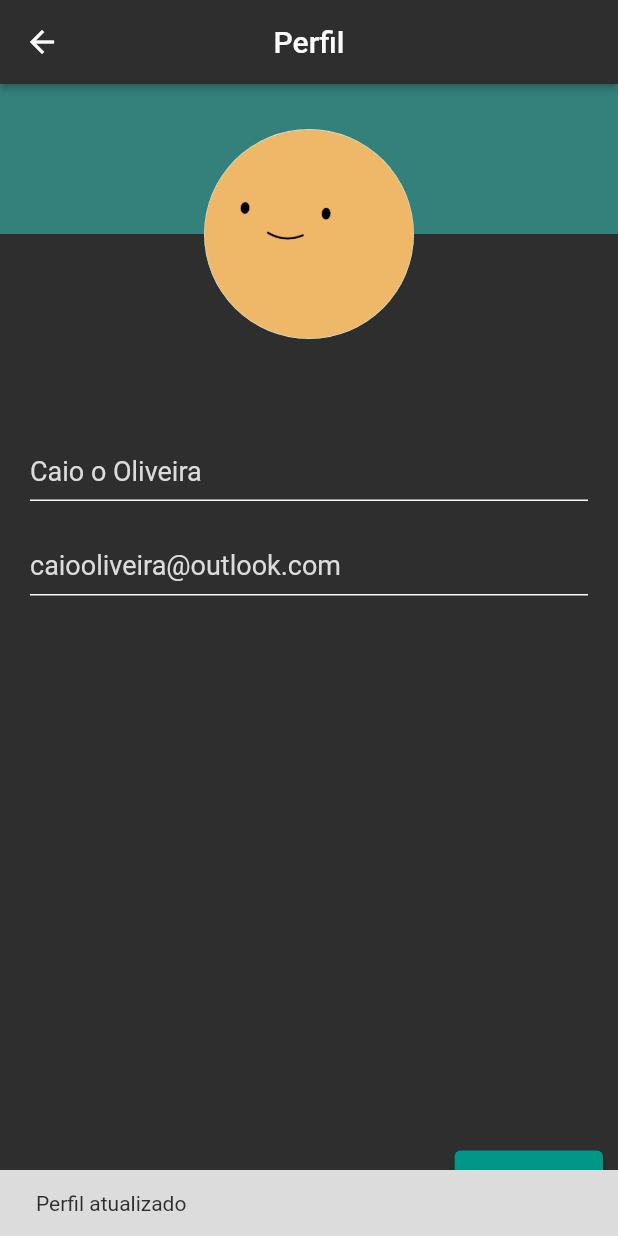
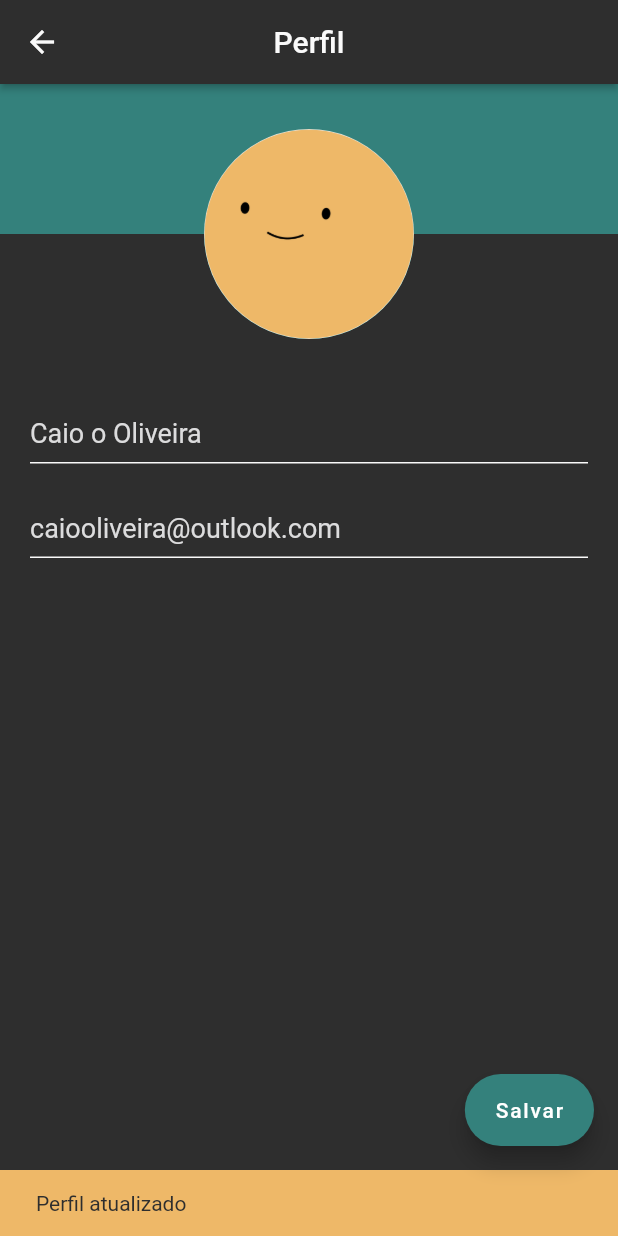
Before and after one commit to AmandaCleto/flutter--todo-list--front, a Flutter app: the PerfilPage screen opened by its route, after a tap on "Salvar", on a phone screen of 412 x 824 dp. Run offline on Flutter 3.47's test engine with Material 2 defaults, Android fonts, the phone set to English and light mode, and no system bars; Roboto replaces fonts that are missing (Arial).

Commit message:
refactored perfil

```diff
--- a/lib/pages/Perfil.dart
+++ b/lib/pages/Perfil.dart
@@ -1,5 +1,4 @@
 import 'package:flutter/material.dart';
-import 'package:learning_flutter_and_dart/data/dummy_users.dart';
 import 'package:provider/provider.dart';
 
 import '../model/User.dart';
@@ -10,20 +9,6 @@ class PerfilPage extends StatefulWidget {
 
   @override
   _PerfilPageState createState() => _PerfilPageState();
-}
-
-//reencrevendo a classe TextEditingController para o cursor ficar sempre no final
-class TextController extends TextEditingController {
-  TextController({String text: ''}) {
-    this.text = text;
-  }
-
-  set text(String newText) {
-    value = value.copyWith(
-        text: newText,
-        selection: TextSelection.collapsed(offset: newText.length),
-        composing: TextRange.empty);
-  }
 }
 
 class _PerfilPageState extends State<PerfilPage> {
@@ -37,14 +22,42 @@ class _PerfilPageState extends State<PerfilPage> {
     _formData['email'] = user.email;
   }
 
+  static inputDecoration(hintText) {
+    return InputDecoration(
+      contentPadding: const EdgeInsets.only(
+        left: 0,
+        top: 8,
+        right: 15,
+        bottom: 0,
+      ),
+      errorStyle: TextStyle(
+        fontFamily: 'RobotoSlab',
+        fontSize: 12.0,
+        fontWeight: FontWeight.bold,
+        color: Color(0xFFC69797),
+      ),
+      focusedBorder: UnderlineInputBorder(
+        borderSide: const BorderSide(
+          color: Color(0xFF34817C),
+        ),
+      ),
+      enabledBorder: UnderlineInputBorder(
+        borderSide: const BorderSide(
+          color: Color(0xFFFAFAFA),
+        ),
+      ),
+      hintText: hintText,
+      hintStyle: TextStyle(
+        color: Color(0xFF34817C),
+      ),
+    );
+  }
+
   @override
   Widget build(BuildContext context) {
     final UserProvider users = Provider.of(context);
 
     _loadFormData(users.byIndex(1));
-    // final userData = provider.userData;
-    // final emailInput = TextController(text: userData.email);
-    // final nameInput = TextController(text: userData.name);
 
     return Scaffold(
       backgroundColor: Color(0xFF2E2E2E),
@@ -106,7 +119,7 @@ class _PerfilPageState extends State<PerfilPage> {
                 ],
               ),
               SizedBox(
-                height: 30.0,
+                height: 5.0,
               ),
               Padding(
                 padding: const EdgeInsets.fromLTRB(20.0, 0, 20.0, 0),
@@ -116,47 +129,13 @@ class _PerfilPageState extends State<PerfilPage> {
                   children: [
                     TextFormField(
                       initialValue: _formData['name'],
-                      onChanged: (text) {
-                        // TextSelection previousSelection = nameInput.selection;
-                        // nameInput.text = text;
-                        // nameInput.selection = previousSelection;
-                      },
-
                       onSaved: (value) => _formData['name'] = value!,
-                      // controller: nameInput,
                       cursorColor: Color(0xFF34817C),
                       style: TextStyle(
                         fontSize: 18,
                         color: Color(0xFFDCDCDD),
                       ),
-                      decoration: const InputDecoration(
-                        contentPadding: const EdgeInsets.only(
-                          left: 0,
-                          top: 8,
-                          right: 15,
-                          bottom: 0,
-                        ),
-                        errorStyle: TextStyle(
-                          fontFamily: 'RobotoSlab',
-                          fontSize: 12.0,
-                          fontWeight: FontWeight.bold,
-                          color: Color(0xFFC69797),
-                        ),
-                        focusedBorder: UnderlineInputBorder(
-                          borderSide: const BorderSide(
-                            color: Color(0xFF34817C),
-                          ),
-                        ),
-                        enabledBorder: UnderlineInputBorder(
-                          borderSide: const BorderSide(
-                            color: Color(0xFFFAFAFA),
-                          ),
-                        ),
-                        hintText: 'Preencha seu e-mail',
-                        hintStyle: TextStyle(
-                          color: Color(0xFF34817C),
-                        ),
-                      ),
+                      decoration: inputDecoration('Preencha seu nome'),
                       validator: (value) {
                         if (value == null || value.isEmpty) {
                           return 'O campo não pode estar vazio';
@@ -170,32 +149,12 @@ class _PerfilPageState extends State<PerfilPage> {
                     TextFormField(
                       initialValue: _formData['email'],
                       onSaved: (value) => _formData['email'] = value!,
-                      onChanged: (text) {},
-                      // controller: emailInput,
                       cursorColor: Color(0xFF34817C),
                       style: TextStyle(
                         fontSize: 18,
                         color: Color(0xFFDCDCDD),
                       ),
-                      decoration: const InputDecoration(
-                        contentPadding: const EdgeInsets.only(
-                          left: 0,
-                          top: 8,
-                          right: 15,
-                          bottom: 0,
-                        ),
-                        focusedBorder: UnderlineInputBorder(
-                          borderSide: const BorderSide(
-                            color: Color(0xFF34817C),
-                          ),
-                        ),
-                        enabledBorder: UnderlineInputBorder(
-                          borderSide: const BorderSide(
-                            color: Color(0xFFFAFAFA),
-                          ),
-                        ),
-                        hintText: 'Preencha seu e-mail',
-                      ),
+                      decoration: inputDecoration('Preencha seu e-mail'),
                       validator: (value) {
                         if (value == null || value.isEmpty) {
                           return 'O campo não pode estar vazio';
@@ -209,24 +168,11 @@ class _PerfilPageState extends State<PerfilPage> {
                   ],
                 ),
               ),
-              Expanded(
-                child: Padding(
-                  padding: const EdgeInsets.fromLTRB(0.0, 0.0, 10.0, 10.0),
-                  child: Container(
-                    alignment: Alignment.bottomRight,
-                    child: ElevatedButton(
-                      style: ButtonStyle(
-                        overlayColor: MaterialStateProperty.resolveWith(
-                          (states) {
-                            return states.contains(MaterialState.pressed)
-                                ? Color(0xFF586F7C)
-                                : null;
-                          },
-                        ),
-                        padding: MaterialStateProperty.all(
-                          EdgeInsets.fromLTRB(30.0, 15.0, 30.0, 15.0),
+            ],
           ),
         ),
+      ),
+      floatingActionButton: FloatingActionButton.extended(
         onPressed: () {
           _formKey.currentState!.save();
           final isValid = _formKey.currentState!.validate();
@@ -240,7 +186,7 @@ class _PerfilPageState extends State<PerfilPage> {
                     color: Color(0xFF2E2E2E),
                   ),
                 ),
-                              backgroundColor: Color(0xFFDCDCDD),
+                backgroundColor: Color(0xFFEEB868),
               ),
             );
 
@@ -252,14 +198,11 @@ class _PerfilPageState extends State<PerfilPage> {
             );
           }
         },
-                      child: const Text('Salvar'),
-                    ),
-                  ),
-                ),
-              )
-            ],
-          ),
-        ),
+        label: const Text('Salvar'),
+        splashColor: Color(0xFF586F7C).withOpacity(1),
+        hoverColor: Color(0xFF586F7C).withOpacity(1),
+        focusColor: Color(0xFF586F7C).withOpacity(1),
+        backgroundColor: Color(0xFF34817C),
       ),
     );
   }
--- /dev/null
+++ b/lib/utils/TextController.dart
@@ -0,0 +1,14 @@
+import 'package:flutter/material.dart';
+
+class TextController extends TextEditingController {
+  TextController({String text: ''}) {
+    this.text = text;
+  }
+
+  set text(String newText) {
+    value = value.copyWith(
+        text: newText,
+        selection: TextSelection.collapsed(offset: newText.length),
+        composing: TextRange.empty);
+  }
+}
```
Lines whose indentation alone changed are shown as unchanged.
